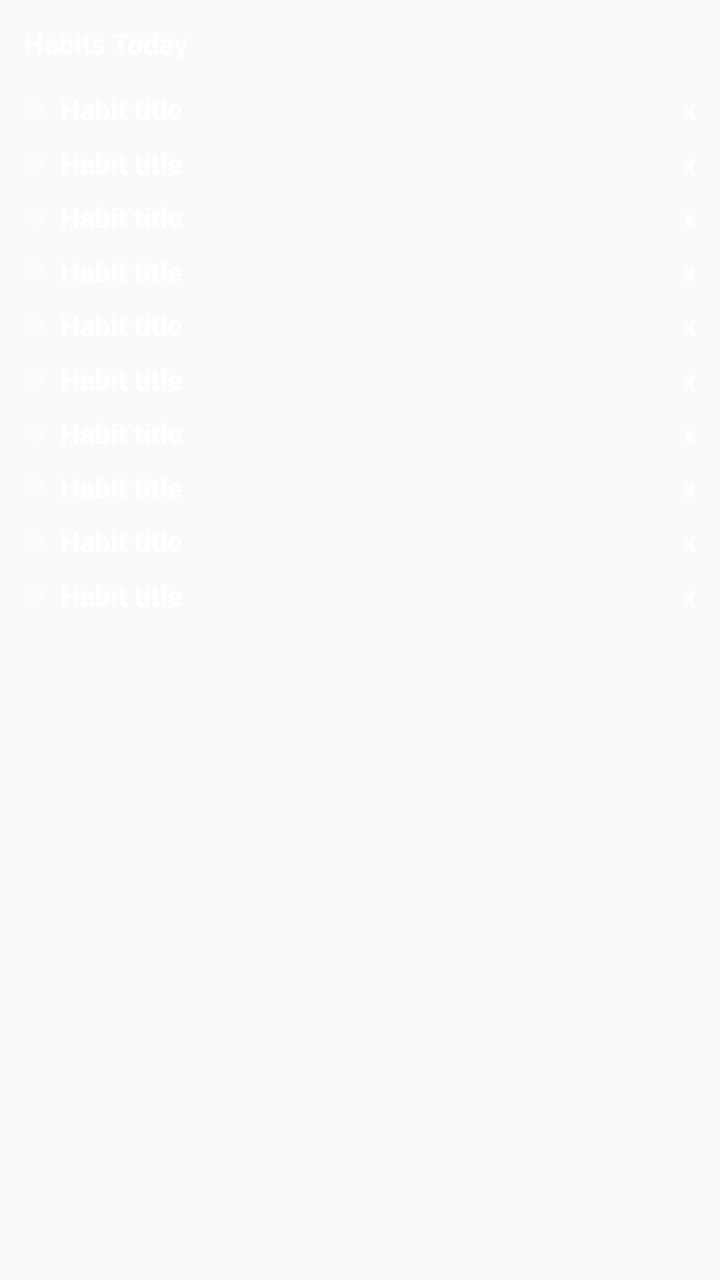
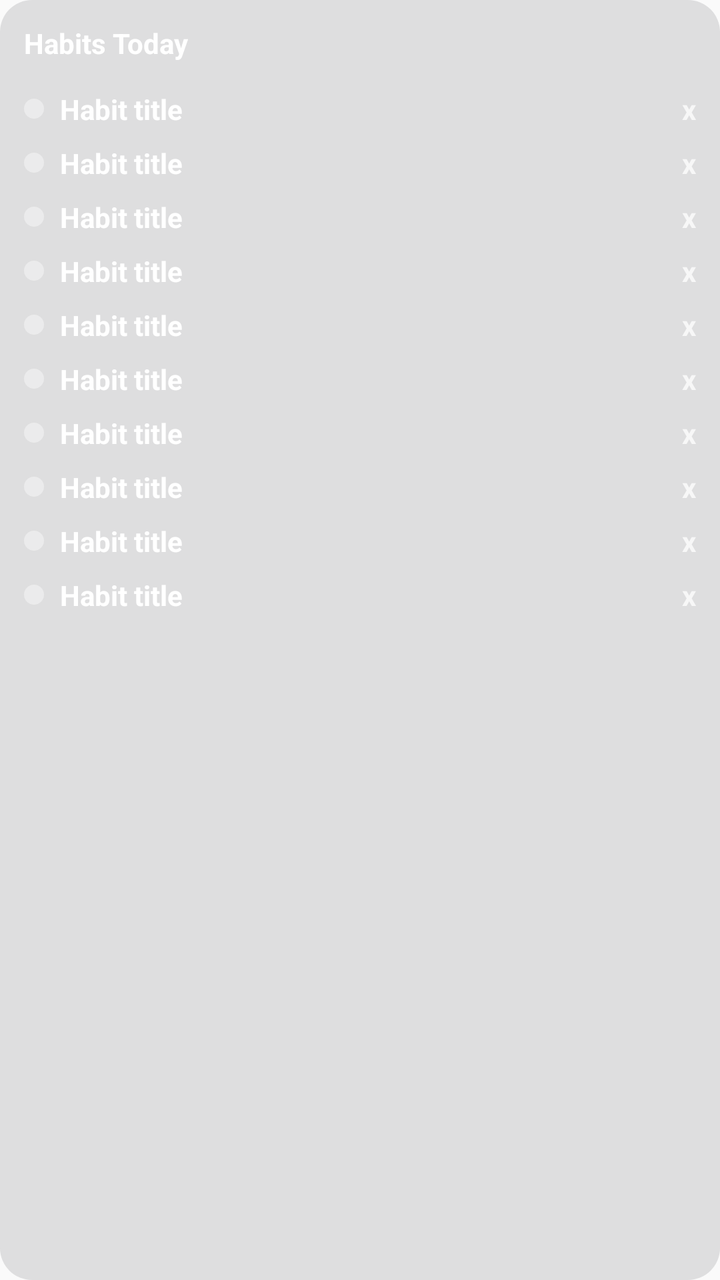

Screens rendered from an Android XML layout before and after an edit, with the pre-edit source and the edit as a unified diff.
<!-- AndroidManifest.xml: application theme AppTheme -->
<!-- res/layout/widget_habits.xml -->
<?xml version="1.0" encoding="utf-8"?>

<LinearLayout xmlns:android="http://schemas.android.com/apk/res/android"
  android:id="@+id/root"
  android:layout_width="match_parent"
  android:layout_height="match_parent"
  android:orientation="vertical"
  android:padding="12dp"
  android:background="@android:color/transparent">

  <TextView
    android:id="@+id/title"
    android:layout_width="match_parent"
    android:layout_height="wrap_content"
    android:text="Habits Today"
    android:textStyle="bold"
    android:textSize="14sp"
    android:textColor="@android:color/white"/>

  <LinearLayout
    android:id="@+id/rows"
    android:layout_width="match_parent"
    android:layout_height="wrap_content"
    android:orientation="vertical"
    android:layout_marginTop="10dp">

    
    <LinearLayout
      android:id="@+id/row0"
      android:layout_width="match_parent"
      android:layout_height="wrap_content"
      android:orientation="horizontal"
      android:gravity="center_vertical"
      android:paddingTop="4dp"
      android:paddingBottom="4dp">

      <ImageView
        android:id="@+id/dot0"
        android:layout_width="10dp"
        android:layout_height="10dp"
        android:src="@drawable/habit_dot_empty"/>

      <TextView
        android:id="@+id/text0"
        android:layout_width="0dp"
        android:layout_height="wrap_content"
        android:layout_weight="1"
        android:layout_marginStart="8dp"
        android:text="Habit title"
        android:textSize="14sp"
        android:textStyle="bold"
        android:singleLine="true"
        android:ellipsize="end"
        android:textColor="@android:color/white"/>

      <TextView
        android:id="@+id/sym0"
        android:layout_width="wrap_content"
        android:layout_height="wrap_content"
        android:text="x"
        android:textStyle="bold"
        android:textSize="14sp"
        android:textColor="@android:color/white"
        android:alpha="0.75"/>
    </LinearLayout>

    
    <LinearLayout
      android:id="@+id/row1"
      android:layout_width="match_parent"
      android:layout_height="wrap_content"
      android:orientation="horizontal"
      android:gravity="center_vertical"
      android:paddingTop="4dp"
      android:paddingBottom="4dp">

      <ImageView
        android:id="@+id/dot1"
        android:layout_width="10dp"
        android:layout_height="10dp"
        android:src="@drawable/habit_dot_empty"/>

      <TextView
        android:id="@+id/text1"
        android:layout_width="0dp"
        android:layout_height="wrap_content"
        android:layout_weight="1"
        android:layout_marginStart="8dp"
        android:text="Habit title"
        android:textSize="14sp"
        android:textStyle="bold"
        android:singleLine="true"
        android:ellipsize="end"
        android:textColor="@android:color/white"/>

      <TextView
        android:id="@+id/sym1"
        android:layout_width="wrap_content"
        android:layout_height="wrap_content"
        android:text="x"
        android:textStyle="bold"
        android:textSize="14sp"
        android:textColor="@android:color/white"
        android:alpha="0.75"/>
    </LinearLayout>

    
    <LinearLayout
      android:id="@+id/row2"
      android:layout_width="match_parent"
      android:layout_height="wrap_content"
      android:orientation="horizontal"
      android:gravity="center_vertical"
      android:paddingTop="4dp"
      android:paddingBottom="4dp">

      <ImageView
        android:id="@+id/dot2"
        android:layout_width="10dp"
        android:layout_height="10dp"
        android:src="@drawable/habit_dot_empty"/>

      <TextView
        android:id="@+id/text2"
        android:layout_width="0dp"
        android:layout_height="wrap_content"
        android:layout_weight="1"
        android:layout_marginStart="8dp"
        android:text="Habit title"
        android:textSize="14sp"
        android:textStyle="bold"
        android:singleLine="true"
        android:ellipsize="end"
        android:textColor="@android:color/white"/>

      <TextView
        android:id="@+id/sym2"
        android:layout_width="wrap_content"
        android:layout_height="wrap_content"
        android:text="x"
        android:textStyle="bold"
        android:textSize="14sp"
        android:textColor="@android:color/white"
        android:alpha="0.75"/>
    </LinearLayout>

    
    <LinearLayout
      android:id="@+id/row3"
      android:layout_width="match_parent"
      android:layout_height="wrap_content"
      android:orientation="horizontal"
      android:gravity="center_vertical"
      android:paddingTop="4dp"
      android:paddingBottom="4dp">

      <ImageView
        android:id="@+id/dot3"
        android:layout_width="10dp"
        android:layout_height="10dp"
        android:src="@drawable/habit_dot_empty"/>

      <TextView
        android:id="@+id/text3"
        android:layout_width="0dp"
        android:layout_height="wrap_content"
        android:layout_weight="1"
        android:layout_marginStart="8dp"
        android:text="Habit title"
        android:textSize="14sp"
        android:textStyle="bold"
        android:singleLine="true"
        android:ellipsize="end"
        android:textColor="@android:color/white"/>

      <TextView
        android:id="@+id/sym3"
        android:layout_width="wrap_content"
        android:layout_height="wrap_content"
        android:text="x"
        android:textStyle="bold"
        android:textSize="14sp"
        android:textColor="@android:color/white"
        android:alpha="0.75"/>
    </LinearLayout>

    
    <LinearLayout
      android:id="@+id/row4"
      android:layout_width="match_parent"
      android:layout_height="wrap_content"
      android:orientation="horizontal"
      android:gravity="center_vertical"
      android:paddingTop="4dp"
      android:paddingBottom="4dp">

      <ImageView
        android:id="@+id/dot4"
        android:layout_width="10dp"
        android:layout_height="10dp"
        android:src="@drawable/habit_dot_empty"/>

      <TextView
        android:id="@+id/text4"
        android:layout_width="0dp"
        android:layout_height="wrap_content"
        android:layout_weight="1"
        android:layout_marginStart="8dp"
        android:text="Habit title"
        android:textSize="14sp"
        android:textStyle="bold"
        android:singleLine="true"
        android:ellipsize="end"
        android:textColor="@android:color/white"/>

      <TextView
        android:id="@+id/sym4"
        android:layout_width="wrap_content"
        android:layout_height="wrap_content"
        android:text="x"
        android:textStyle="bold"
        android:textSize="14sp"
        android:textColor="@android:color/white"
        android:alpha="0.75"/>
    </LinearLayout>

    
    <LinearLayout
      android:id="@+id/row5"
      android:layout_width="match_parent"
      android:layout_height="wrap_content"
      android:orientation="horizontal"
      android:gravity="center_vertical"
      android:paddingTop="4dp"
      android:paddingBottom="4dp">

      <ImageView
        android:id="@+id/dot5"
        android:layout_width="10dp"
        android:layout_height="10dp"
        android:src="@drawable/habit_dot_empty"/>

      <TextView
        android:id="@+id/text5"
        android:layout_width="0dp"
        android:layout_height="wrap_content"
        android:layout_weight="1"
        android:layout_marginStart="8dp"
        android:text="Habit title"
        android:textSize="14sp"
        android:textStyle="bold"
        android:singleLine="true"
        android:ellipsize="end"
        android:textColor="@android:color/white"/>

      <TextView
        android:id="@+id/sym5"
        android:layout_width="wrap_content"
        android:layout_height="wrap_content"
        android:text="x"
        android:textStyle="bold"
        android:textSize="14sp"
        android:textColor="@android:color/white"
        android:alpha="0.75"/>
    </LinearLayout>

    
    <LinearLayout
      android:id="@+id/row6"
      android:layout_width="match_parent"
      android:layout_height="wrap_content"
      android:orientation="horizontal"
      android:gravity="center_vertical"
      android:paddingTop="4dp"
      android:paddingBottom="4dp">

      <ImageView
        android:id="@+id/dot6"
        android:layout_width="10dp"
        android:layout_height="10dp"
        android:src="@drawable/habit_dot_empty"/>

      <TextView
        android:id="@+id/text6"
        android:layout_width="0dp"
        android:layout_height="wrap_content"
        android:layout_weight="1"
        android:layout_marginStart="8dp"
        android:text="Habit title"
        android:textSize="14sp"
        android:textStyle="bold"
        android:singleLine="true"
        android:ellipsize="end"
        android:textColor="@android:color/white"/>

      <TextView
        android:id="@+id/sym6"
        android:layout_width="wrap_content"
        android:layout_height="wrap_content"
        android:text="x"
        android:textStyle="bold"
        android:textSize="14sp"
        android:textColor="@android:color/white"
        android:alpha="0.75"/>
    </LinearLayout>

    
    <LinearLayout
      android:id="@+id/row7"
      android:layout_width="match_parent"
      android:layout_height="wrap_content"
      android:orientation="horizontal"
      android:gravity="center_vertical"
      android:paddingTop="4dp"
      android:paddingBottom="4dp">

      <ImageView
        android:id="@+id/dot7"
        android:layout_width="10dp"
        android:layout_height="10dp"
        android:src="@drawable/habit_dot_empty"/>

      <TextView
        android:id="@+id/text7"
        android:layout_width="0dp"
        android:layout_height="wrap_content"
        android:layout_weight="1"
        android:layout_marginStart="8dp"
        android:text="Habit title"
        android:textSize="14sp"
        android:textStyle="bold"
        android:singleLine="true"
        android:ellipsize="end"
        android:textColor="@android:color/white"/>

      <TextView
        android:id="@+id/sym7"
        android:layout_width="wrap_content"
        android:layout_height="wrap_content"
        android:text="x"
        android:textStyle="bold"
        android:textSize="14sp"
        android:textColor="@android:color/white"
        android:alpha="0.75"/>
    </LinearLayout>

    
    <LinearLayout
      android:id="@+id/row8"
      android:layout_width="match_parent"
      android:layout_height="wrap_content"
      android:layout_marginBottom="0dp"
      android:orientation="horizontal"
      android:gravity="center_vertical"
      android:paddingTop="4dp"
      android:paddingBottom="4dp">

      <ImageView
        android:id="@+id/dot8"
        android:layout_width="10dp"
        android:layout_height="10dp"
        android:src="@drawable/habit_dot_empty"/>

      <TextView
        android:id="@+id/text8"
        android:layout_width="0dp"
        android:layout_height="wrap_content"
        android:layout_weight="1"
        android:layout_marginStart="8dp"
        android:text="Habit title"
        android:textSize="14sp"
        android:textStyle="bold"
        android:singleLine="true"
        android:ellipsize="end"
        android:textColor="@android:color/white"/>

      <TextView
        android:id="@+id/sym8"
        android:layout_width="wrap_content"
        android:layout_height="wrap_content"
        android:text="x"
        android:textStyle="bold"
        android:textSize="14sp"
        android:textColor="@android:color/white"
        android:alpha="0.75"/>
    </LinearLayout>

    
    <LinearLayout
      android:id="@+id/row9"
      android:layout_width="match_parent"
      android:layout_height="wrap_content"
      android:orientation="horizontal"
      android:gravity="center_vertical"
      android:paddingTop="4dp"
      android:paddingBottom="4dp">

      <ImageView
        android:id="@+id/dot9"
        android:layout_width="10dp"
        android:layout_height="10dp"
        android:src="@drawable/habit_dot_empty"/>

      <TextView
        android:id="@+id/text9"
        android:layout_width="0dp"
        android:layout_height="wrap_content"
        android:layout_weight="1"
        android:layout_marginStart="8dp"
        android:text="Habit title"
        android:textSize="14sp"
        android:textStyle="bold"
        android:singleLine="true"
        android:ellipsize="end"
        android:textColor="@android:color/white"/>

      <TextView
        android:id="@+id/sym9"
        android:layout_width="wrap_content"
        android:layout_height="wrap_content"
        android:text="x"
        android:textStyle="bold"
        android:textSize="14sp"
        android:textColor="@android:color/white"
        android:alpha="0.75"/>
    </LinearLayout>

  </LinearLayout>
</LinearLayout>
<!-- resources referenced by this layout -->
<resources>
  <!-- drawable habit_dot_empty (drawable) -->
  <?xml version="1.0" encoding="utf-8"?>
  
  <shape xmlns:android="http://schemas.android.com/apk/res/android" android:shape="oval">
    <size android:width="10dp" android:height="10dp" />
    <solid android:color="#66FFFFFF" />
  </shape>
  <style name="AppTheme" parent="Theme.AppCompat.DayNight.NoActionBar">
      <item name="android:enforceNavigationBarContrast" tools:targetApi="29">true</item>
      <item name="android:editTextBackground">@drawable/rn_edit_text_material</item>
      <item name="colorPrimary">@color/colorPrimary</item>
      <item name="android:statusBarColor">#F5F7FA</item>
    </style>
  <!-- drawable rn_edit_text_material (drawable) -->
  <?xml version="1.0" encoding="utf-8"?>
  <inset xmlns:android="http://schemas.android.com/apk/res/android"
         android:insetLeft="@dimen/abc_edit_text_inset_horizontal_material"
         android:insetRight="@dimen/abc_edit_text_inset_horizontal_material"
         android:insetTop="@dimen/abc_edit_text_inset_top_material"
         android:insetBottom="@dimen/abc_edit_text_inset_bottom_material"
         >
  
      <selector>
          
          <item android:state_enabled="false" android:drawable="@drawable/abc_textfield_default_mtrl_alpha"/>
          <item android:drawable="@drawable/abc_textfield_activated_mtrl_alpha"/>
      </selector>
  
  </inset>
  <color name="colorPrimary">#023c69</color>
</resources>

<!-- the commit's change to res/layout/widget_habits.xml (unified diff, before → after) -->
@@ -6,7 +6,7 @@
   android:layout_height="match_parent"
   android:orientation="vertical"
   android:padding="12dp"
-  android:background="@android:color/transparent">
+  android:background="@drawable/widget_bg">
 
   <TextView
     android:id="@+id/title"
<!-- resource entries referenced after the edit -->
@@ -6,6 +6,13 @@
   <shape xmlns:android="http://schemas.android.com/apk/res/android" android:shape="oval">
     <size android:width="10dp" android:height="10dp" />
     <solid android:color="#66FFFFFF" />
+  </shape>
+  <!-- drawable widget_bg (drawable) -->
+  <?xml version="1.0" encoding="utf-8"?>
+  
+  <shape xmlns:android="http://schemas.android.com/apk/res/android">
+    <corners android:radius="16dp" />
+    <solid android:color="#1F111318" /> 
   </shape>
   <style name="AppTheme" parent="Theme.AppCompat.DayNight.NoActionBar">
       <item name="android:enforceNavigationBarContrast" tools:targetApi="29">true</item>
